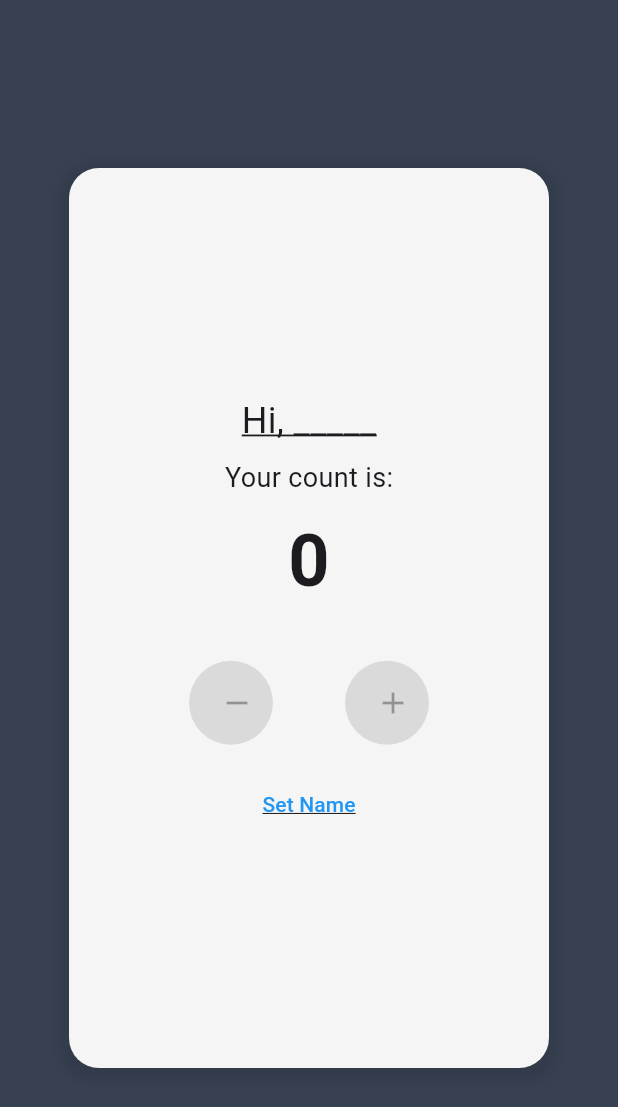
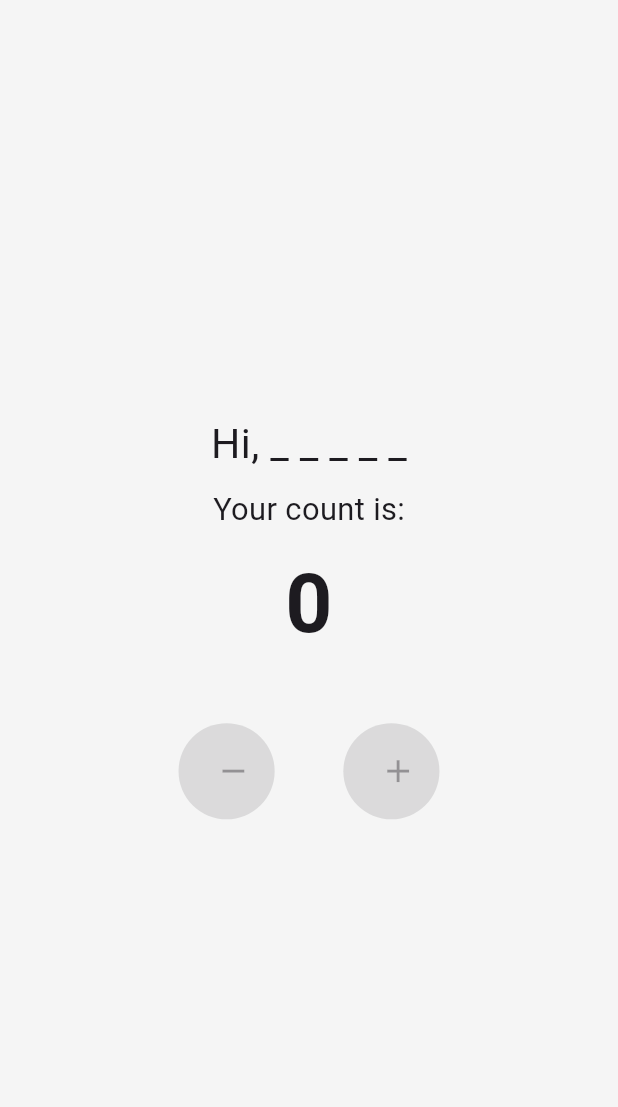
Before and after one commit to measmita-git/testFlutter, a Flutter app: the screen it shows after launch, on a phone screen of 412 x 824 dp. Shown: the top 1107 px of the screen. Run offline on Flutter 3.47's test engine with Material 3 defaults, Android fonts, the phone set to English and light mode, and no system bars; our stand-ins replace flutter_screenutil, get, get_storage.

Commit message:
task complete

```diff
--- a/lib/controller/counter_controller.dart
+++ b/lib/controller/counter_controller.dart
@@ -61,3 +61,5 @@ class CounterController extends GetxController {
     await _storageService.saveUserName('');
   }
 }
+
+//done
--- a/lib/main.dart
+++ b/lib/main.dart
@@ -4,22 +4,35 @@ import 'package:get/get.dart';
 import 'package:get_storage/get_storage.dart';
 import 'package:test_flutter/routes/app_routes.dart';
 import 'package:test_flutter/utils/theme.dart';
+import 'package:flutter_screenutil/flutter_screenutil.dart';
 
 
 void main() async {
-  // Initialize GetStorage
+  WidgetsFlutterBinding.ensureInitialized();
   await GetStorage.init();
 
-  // Run the app
-  runApp(
-    GetMaterialApp(
+  runApp(MyApp());
+}
 
+class MyApp extends StatelessWidget {
+  @override
+  Widget build(BuildContext context) {
+    return ScreenUtilInit(
+      designSize: const Size(375, 812), // iPhone X reference size
+      minTextAdapt: true,
+      splitScreenMode: true,
+      builder: (context, child) => GetMaterialApp(
         theme: AppTheme.lightTheme,
         darkTheme: AppTheme.darkTheme,
         themeMode: ThemeMode.light,
         initialRoute: AppRoutes.counter,
         getPages: AppPages.pages,
         debugShowCheckedModeBanner: false,
+        builder: (context, widget) {
+          ScreenUtil.init(context);
+          return widget!;
+        },
       ),
     );
   }
+}
--- a/lib/modal/storage_services.dart
+++ b/lib/modal/storage_services.dart
@@ -3,7 +3,7 @@ import 'package:get_storage/get_storage.dart';
 class StorageService {
   final _box = GetStorage();
 
-  // Username Operations
+  // Username Operations ko
   String getUserName() {
     return _box.read('userName') ?? '';
   }
@@ -21,7 +21,7 @@ class StorageService {
     await _box.write('count', count);
   }
 
-  // Clear all stored data
+  // Clear all stored data function
   Future<void> clearAll() async {
     await _box.erase();
   }
--- a/lib/view/counter_screen.dart
+++ b/lib/view/counter_screen.dart
@@ -2,6 +2,7 @@ import 'package:flutter/material.dart';
 import 'package:get/get.dart';
 import '../controller/counter_controller.dart';
 import '../../../../routes/app_routes.dart';
+import 'package:flutter_screenutil/flutter_screenutil.dart';
 
 class CounterView extends GetView<CounterController> {
   const CounterView({super.key});
@@ -11,16 +12,15 @@ class CounterView extends GetView<CounterController> {
     return Scaffold(
       body: Center(
         child: Container(
-          width: 320,
-          height: 600,
+
           decoration: BoxDecoration(
             color: Colors.grey[100],
-            borderRadius: BorderRadius.circular(20),
+
             boxShadow: [
               BoxShadow(
                 color: Colors.black.withOpacity(0.1),
-                spreadRadius: 5,
-                blurRadius: 7,
+                spreadRadius: 5.r,
+                blurRadius: 7.r,
                 offset: const Offset(0, 3),
               ),
             ],
@@ -35,39 +35,38 @@ class CounterView extends GetView<CounterController> {
     return Column(
       mainAxisAlignment: MainAxisAlignment.center,
       children: [
-    // Greeting
-    Text(
-    'Hi, ${controller.userName.isEmpty ? '_____' : controller.userName}',
+        // Greeting (Tappable)
+        GestureDetector(
+          onTap: () => Get.toNamed(AppRoutes.nameEntry),
+          child: Text(
+            'Hi, ${controller.userName.isEmpty ? '_ _ _ _ _' : controller.userName}',
             style: TextStyle(
-        fontSize: 24,
+              fontSize: 24.sp,
               fontWeight: controller.userName.isEmpty
                   ? FontWeight.normal
                   : FontWeight.bold,
-        decoration: controller.userName.isEmpty
-            ? TextDecoration.underline
-            : TextDecoration.none,
+
+
+            ),
           ),
         ),
 
-    // Count Label
-    const SizedBox(height: 8),
-    const Text(
+        SizedBox(height: 8.h),
+         Text(
           'Your count is:',
-    style: TextStyle(fontSize: 18),
+          style: TextStyle(fontSize: 18.sp),
         ),
 
-    // Count Value
-    const SizedBox(height: 8),
+         SizedBox(height: 8.h),
         Text(
           '${controller.count}',
-    style: const TextStyle(
-    fontSize: 48,
+          style:  TextStyle(
+            fontSize: 48.sp,
             fontWeight: FontWeight.bold,
           ),
         ),
 
-    // Counter Buttons
-    const SizedBox(height: 32),
+         SizedBox(height: 32.h),
         Row(
           mainAxisAlignment: MainAxisAlignment.center,
           children: [
@@ -77,28 +76,14 @@ class CounterView extends GetView<CounterController> {
                   ? () => controller.decrement()
                   : null,
             ),
-    const SizedBox(width: 40),
+             SizedBox(width: 40.w),
             _buildCounterButton(
               icon: Icons.add,
-    onPressed: controller.
-    hasUserName
+              onPressed: controller.hasUserName
                   ? () => controller.increment()
                   : null,
             ),
           ],
-    ),
-
-        // Name Edit Option
-        const SizedBox(height: 16),
-        TextButton(
-          onPressed: () => Get.toNamed(AppRoutes.nameEntry),
-          child: Text(
-            controller.hasUserName ? 'Edit Name' : 'Set Name',
-            style: const TextStyle(
-              color: Colors.blue,
-              decoration: TextDecoration.underline,
-            ),
-          ),
         ),
       ],
     );
@@ -114,10 +99,10 @@ class CounterView extends GetView<CounterController> {
         backgroundColor: Colors.white,
         foregroundColor: Colors.grey[700],
         shape: const CircleBorder(),
-        fixedSize: const Size(56, 56),
+        fixedSize:  Size(56.w, 56.h),
         elevation: 2,
       ),
-      child: Icon(icon, size: 24),
+      child: Icon(icon, size: 22.sp),
     );
   }
 }
--- a/pubspec.yaml
+++ b/pubspec.yaml
@@ -37,6 +37,7 @@ dependencies:
   shared_preferences: ^2.5.3
   get: ^4.7.2
   get_storage:
+  flutter_screenutil: ^5.9.3
 
 dev_dependencies:
   flutter_test:
```
Also changed, not shown: lib/view/name_entry_view.dart (+17 -17 lines), pubspec.lock. Lines whose indentation alone changed are shown as unchanged.
